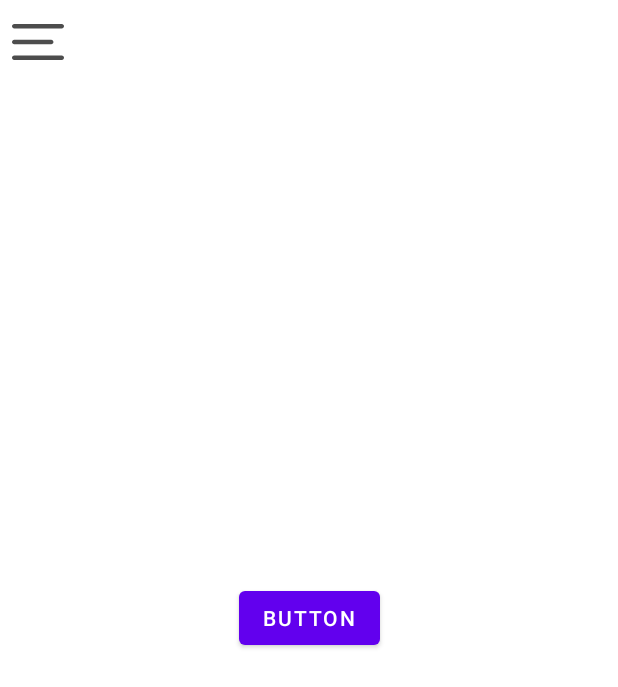
After one commit to exRomeo/Skywise-Weather-Forecast, an Android app: the FavoriteLocationsFragment screen opened through its navigation route, on a phone screen of 412 x 824 dp. The commit adds this screen. Shown: the top 687 px of the screen. Run offline under Robolectric (Android 15) with nearby library versions, the phone set to English and light mode, and no system bars; our stand-ins replace data binding, navigation-ui; network calls fail; 7 statements that could not run were skipped.

Commit message:
Added FavoriteLocationsFragment with its viewmodel and factory working on implementing a way to add favorite locations

```diff
--- a/app/build.gradle
+++ b/app/build.gradle
@@ -37,6 +37,9 @@ android {
 }
 
 dependencies {
+    //WorkManager
+    implementation 'androidx.work:work-runtime-ktx:2.8.1'
+
     //Room database
     implementation "androidx.room:room-ktx:2.5.1"
     implementation "androidx.room:room-runtime:2.5.1"
@@ -49,9 +52,9 @@ dependencies {
     implementation 'org.jetbrains.kotlinx:kotlinx-coroutines-android:1.6.4'
     implementation 'org.jetbrains.kotlinx:kotlinx-coroutines-core:1.6.4'
     //Android Lifecycle
+    implementation 'androidx.lifecycle:lifecycle-runtime-ktx:2.6.1'
     implementation 'androidx.lifecycle:lifecycle-viewmodel-ktx:2.6.1'
     implementation 'androidx.lifecycle:lifecycle-livedata-ktx:2.6.1'
-    implementation 'androidx.lifecycle:lifecycle-runtime-ktx:2.6.1'
     //Glide
     implementation 'com.github.bumptech.glide:glide:4.15.0'
     kapt 'com.github.bumptech.glide:compiler:4.15.0'
--- a/app/src/main/AndroidManifest.xml
+++ b/app/src/main/AndroidManifest.xml
@@ -23,7 +23,9 @@
 
                 <category android:name="android.intent.category.LAUNCHER" />
             </intent-filter>
+
         </activity>
+
     </application>
 
 </manifest>
--- a/app/src/main/java/com/example/skywise/Constants.kt
+++ b/app/src/main/java/com/example/skywise/Constants.kt
@@ -25,6 +25,6 @@ const val LARGE = "@4x.png"
 
 
 @BindingAdapter("icon","size")
-fun loadImage(view: ImageView, icon: String,size:String) {
+fun loadImage(view: ImageView, icon: String?,size:String) {
     Glide.with(view).load("$IMG_URL$icon$size.png").into(view)
 }
--- a/app/src/main/java/com/example/skywise/data/Repository.kt
+++ b/app/src/main/java/com/example/skywise/data/Repository.kt
@@ -5,6 +5,7 @@ import android.content.Context
 import android.content.SharedPreferences
 import com.example.skywise.*
 import com.example.skywise.data.remotesource.RetrofitClient
+import com.example.skywise.settings.SkywiseSettings
 import retrofit2.Response
 import java.util.*
 
@@ -28,6 +29,8 @@ class Repository(private val retrofit: RetrofitClient,private val sharedPreferen
                 API_KEY)
     }
     private suspend fun getLatestSpecificData(lat:Double, lon:Double): Response<WeatherData> {
+
+
         return retrofit.api.oneCall(lat, lon, Locale.getDefault().language, METRIC, listOf(MINUTELY), API_KEY)
     }
 }
--- a/app/src/main/java/com/example/skywise/data/remotesource/RetrofitClient.kt
+++ b/app/src/main/java/com/example/skywise/data/remotesource/RetrofitClient.kt
@@ -5,10 +5,11 @@ import retrofit2.Retrofit
 import retrofit2.converter.gson.GsonConverterFactory
 
 object RetrofitClient {
+
     private val retrofit: Retrofit = Retrofit
         .Builder()
         .baseUrl(BASE_URL)
         .addConverterFactory(GsonConverterFactory.create())
         .build()
-    val api:API = retrofit.create(API::class.java)
+    val api: API = retrofit.create(API::class.java)
 }
--- /dev/null
+++ b/app/src/main/java/com/example/skywise/favoritelocations/FavoriteLocationViewModelFactory.kt
@@ -0,0 +1,15 @@
+package com.example.skywise.favoritelocations
+
+import androidx.lifecycle.ViewModel
+import androidx.lifecycle.ViewModelProvider
+import com.example.skywise.data.Repository
+
+class FavoriteLocationViewModelFactory(private val repository: Repository) :
+    ViewModelProvider.Factory {
+    @Suppress("UNCHECKED_CAST")
+    override fun <T : ViewModel> create(modelClass: Class<T>): T {
+        return if (modelClass.isAssignableFrom(FavoriteLocationsViewModel::class.java)) FavoriteLocationsViewModel(
+            repository
+        ) as T else throw IllegalArgumentException("View Model Class Not Found!!!")
+    }
+}
--- /dev/null
+++ b/app/src/main/java/com/example/skywise/favoritelocations/FavoriteLocationsFragment.kt
@@ -0,0 +1,108 @@
+package com.example.skywise.favoritelocations
+
+import android.app.Activity
+import android.content.Context
+import android.content.Intent
+import android.net.Uri
+import android.os.Bundle
+import android.util.Log
+import android.view.LayoutInflater
+import android.view.View
+import android.view.ViewGroup
+import androidx.activity.result.contract.ActivityResultContracts
+import androidx.databinding.DataBindingUtil
+import androidx.fragment.app.Fragment
+import androidx.lifecycle.ViewModelProvider
+import com.example.skywise.R
+import com.example.skywise.data.Repository
+import com.example.skywise.data.remotesource.RetrofitClient
+import com.example.skywise.databinding.FragmentFavoriteLocationsBinding
+import java.util.zip.Inflater
+
+class FavoriteLocationsFragment : Fragment() {
+    private lateinit var binding: FragmentFavoriteLocationsBinding
+    private val repository by lazy {
+        Repository(
+            RetrofitClient, this.requireActivity().getPreferences(
+                Context.MODE_PRIVATE
+            )
+        )
+    }
+    private val viewModel: FavoriteLocationsViewModel by lazy {
+        ViewModelProvider(
+            this.requireActivity(),
+            FavoriteLocationViewModelFactory(repository)
+        )[FavoriteLocationsViewModel::class.java]
+    }
+
+    override fun onCreateView(
+        inflater: LayoutInflater, container: ViewGroup?,
+        savedInstanceState: Bundle?
+    ): View {
+        binding = DataBindingUtil.inflate(inflater,R.layout.fragment_favorite_locations,container,false)
+        binding.lifecycleOwner = this.requireActivity()
+        binding.viewModel = viewModel
+        return binding.root
+    }
+
+    override fun onViewCreated(view: View, savedInstanceState: Bundle?) {
+        super.onViewCreated(view, savedInstanceState)
+        binding.button.setOnClickListener {
+//            val intent = Intent(Intent.ACTION_VIEW,)
+//            Uri.parse("geo:0,0?q=")
+//            startActivityForResult(intent,1)
+//            requestLocation.launch(intent)
+        }
+    }
+
+/*    @Deprecated("Deprecated in Java")
+    override fun onActivityResult(requestCode: Int, resultCode: Int, data: Intent?) {
+        super.onActivityResult(requestCode, resultCode, data)
+        Log.i("TAG", "onActivityResult: ?!!!!")
+        if (requestCode ==1 && resultCode == Activity.RESULT_OK) {
+            val location = data?.data.toString()
+            Log.i("TAG", "onActivityResult: GOT A LOCATION ->>>>>>>>> $location")
+        }
+    }*/
+
+/*
+    private val requestLocation = registerForActivityResult(ActivityResultContracts.StartActivityForResult()) { result ->
+        Log.i("TAG", "onActivityResult: ?!!!!")
+        if (result.resultCode == Activity.RESULT_OK) {
+            val data: Intent? = result.data
+            val location = data?.data.toString()
+            Log.i("TAG", "onActivityResult: GOT A LOCATION ->>>>>>>>> $location")
+            // do something with the selected location
+        }
+    }
+*/
+
+//    private val requestLocation = registerForActivityResult(ActivityResultContracts.StartActivityForResult()) { result ->
+//        if (result.resultCode == Activity.RESULT_OK) {
+//            val data: Intent? = result.data
+//            val locationUri = data?.data
+//            if (locationUri != null) {
+//                val locationData = getLocationDataFromUri(locationUri)
+//                if (locationData != null) {
+//                    // do something with the location data
+//                } else {
+//                    Log.e("TAG", "Invalid location data")
+//                }
+//            } else {
+//                Log.e("TAG", "Location data is null")
+//            }
+//        } else {
+//            Log.e("TAG", "Location selection cancelled")
+//        }
+//    }
+//    private fun getLocationDataFromUri(uri: Uri): LocationData? {
+//        val latitude = uri.getQueryParameter("lat")?.toDoubleOrNull()
+//        val longitude = uri.getQueryParameter("lon")?.toDoubleOrNull()
+//        if (latitude != null && longitude != null) {
+//            return LocationData(latitude, longitude)
+//        }
+//        return null
+//    }
+//    data class LocationData(val latitude: Double, val longitude: Double)
+
+}
--- /dev/null
+++ b/app/src/main/java/com/example/skywise/favoritelocations/FavoriteLocationsViewModel.kt
@@ -0,0 +1,7 @@
+package com.example.skywise.favoritelocations
+
+import androidx.lifecycle.ViewModel
+import com.example.skywise.data.Repository
+
+class FavoriteLocationsViewModel(val repository: Repository) : ViewModel() {
+}
--- a/app/src/main/java/com/example/skywise/weatherscreen/WeatherFragment.kt
+++ b/app/src/main/java/com/example/skywise/weatherscreen/WeatherFragment.kt
@@ -37,8 +37,8 @@ class WeatherFragment : Fragment() {
         savedInstanceState: Bundle?
     ): View {
         binding = DataBindingUtil.inflate(inflater, R.layout.fragment_weather, container, false)
+        binding.viewModel = viewModel
         binding.lifecycleOwner = this.requireActivity()
-        binding.viewModel = viewModel
         return binding.root
     }
 
--- a/app/src/main/res/layout/activity_main.xml
+++ b/app/src/main/res/layout/activity_main.xml
@@ -38,7 +38,7 @@
                 android:layout_height="wrap_content"
                 android:layout_marginStart="8dp"
                 android:layout_marginTop="16dp"
-                android:background="#00FFFFFF"
+                android:background="#00000000"
                 android:src="@drawable/hamburger_menu_open"
                 app:layout_constraintStart_toStartOf="parent"
                 app:layout_constraintTop_toTopOf="parent" />
--- /dev/null
+++ b/app/src/main/res/layout/fragment_favorite_locations.xml
@@ -0,0 +1,29 @@
+<?xml version="1.0" encoding="utf-8"?>
+<layout xmlns:android="http://schemas.android.com/apk/res/android"
+    xmlns:app="http://schemas.android.com/apk/res-auto"
+    xmlns:tools="http://schemas.android.com/tools">
+
+    <data>
+<variable
+    name="viewModel"
+    type="com.example.skywise.favoritelocations.FavoriteLocationsViewModel" />
+    </data>
+
+    <androidx.constraintlayout.widget.ConstraintLayout
+        android:id="@+id/frameLayout"
+        android:layout_width="match_parent"
+        android:layout_height="match_parent"
+        tools:context=".favoritelocations.FavoriteLocationsFragment">
+
+
+        <Button
+            android:id="@+id/button"
+            android:layout_width="wrap_content"
+            android:layout_height="wrap_content"
+            android:text="Button"
+            app:layout_constraintBottom_toBottomOf="parent"
+            app:layout_constraintEnd_toEndOf="parent"
+            app:layout_constraintStart_toStartOf="parent"
+            app:layout_constraintTop_toTopOf="parent" />
+    </androidx.constraintlayout.widget.ConstraintLayout>
+</layout>
--- a/app/src/main/res/menu/nav_menu.xml
+++ b/app/src/main/res/menu/nav_menu.xml
@@ -8,7 +8,10 @@
         <item
             android:id="@+id/weatherFragment"
             android:title="@string/weather" />
-        <item android:title="@string/favorites" />
+        <item
+            android:id="@+id/favoriteLocationsFragment"
+            android:title="@string/favorites" />
+
         <item android:title="@string/settings" />
     </group>
 </menu>
--- a/app/src/main/res/navigation/main_navigation.xml
+++ b/app/src/main/res/navigation/main_navigation.xml
@@ -10,4 +10,9 @@
         android:name="com.example.skywise.weatherscreen.WeatherFragment"
         android:label="Weather"
         tools:layout="@layout/fragment_weather" />
+    <fragment
+        android:id="@+id/favoriteLocationsFragment"
+        android:name="com.example.skywise.favoritelocations.FavoriteLocationsFragment"
+        android:label="Favorite Locations"
+        tools:layout="@layout/fragment_favorite_locations" />
 </navigation>
```
Also changed, not shown: app/src/main/java/com/example/skywise/data/localsource/RoomClient.kt (added, +28 -0 lines), app/src/main/java/com/example/skywise/data/localsource/SkywiseDao.kt (added, +23 -0 lines), app/src/main/java/com/example/skywise/settings/SkywiseSettings.kt (added, +26 -0 lines).
